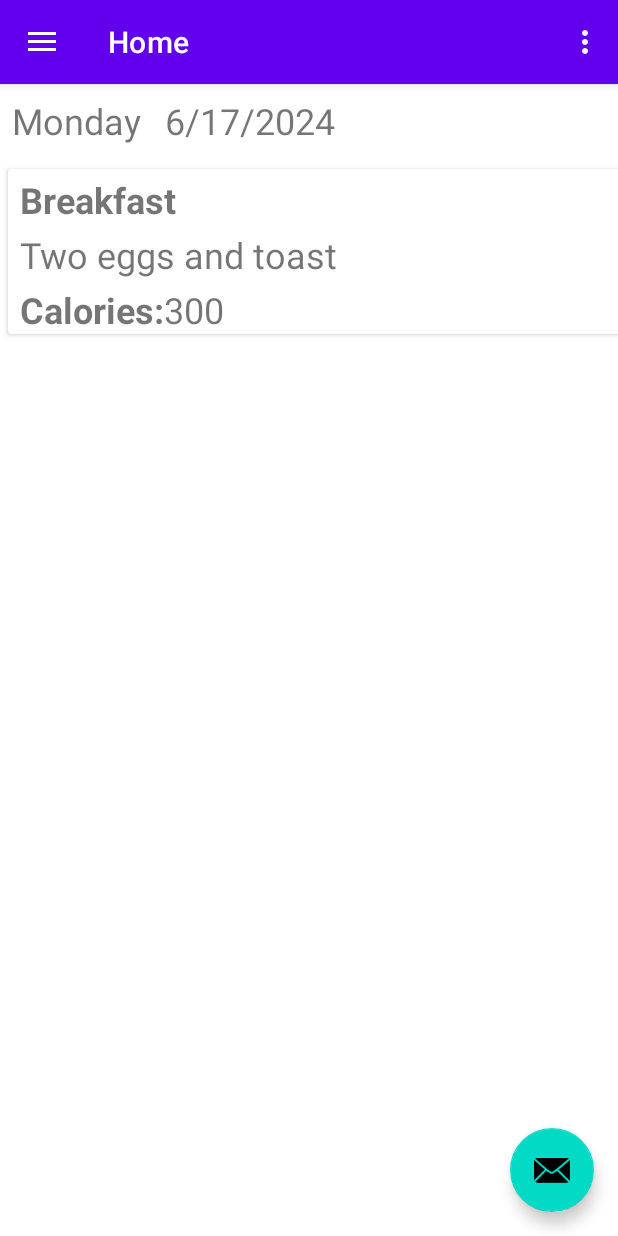
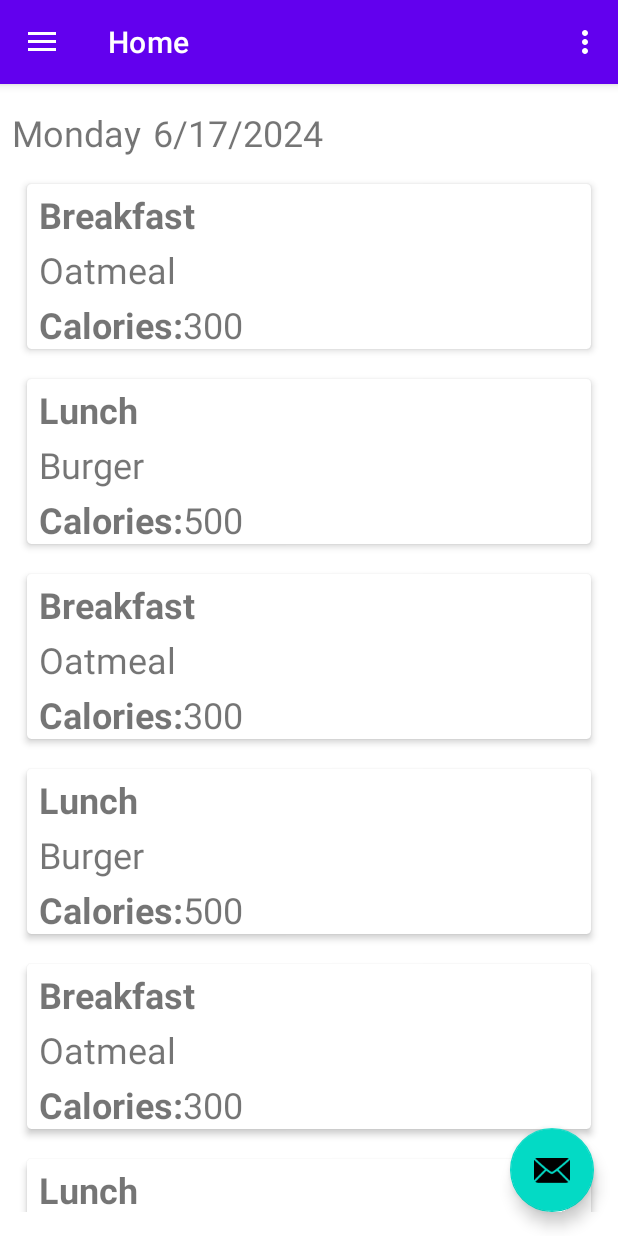
Before and after one commit to Antoshka1171/CalorieCounterApp, an Android app: the screen it shows after launch (MainActivity), on a phone screen of 412 x 824 dp. Run offline under Robolectric (Android 15) with nearby library versions, the phone set to English and light mode, and no system bars; our stand-ins replace navigation-ui.

Commit message:
Multiple cards work

```diff
--- a/app/build.gradle.kts
+++ b/app/build.gradle.kts
@@ -57,6 +57,9 @@ dependencies {
     implementation(libs.androidx.legacy.support.v4)
     implementation(libs.androidx.fragment.ktx)
     implementation(libs.generativeai)
+    implementation(libs.androidx.runtime.android)
+    implementation(libs.androidx.ui.android)
+    implementation(libs.androidx.recyclerview)
     testImplementation(libs.junit)
     androidTestImplementation(libs.androidx.junit)
     androidTestImplementation(libs.androidx.espresso.core)
--- /dev/null
+++ b/app/src/main/java/com/example/caloriecounterapp/MealModel.kt
@@ -0,0 +1,7 @@
+package com.example.caloriecounterapp
+
+class MealModel (_mealType:String = "", _mealDescription : String = "", _mealCalories : Int = 0) {
+    var mealType = _mealType
+    var mealDescription = _mealDescription
+    var mealCalories = _mealCalories
+}
--- a/app/src/main/java/com/example/caloriecounterapp/ui/addmeal/AddMealFragment.kt
+++ b/app/src/main/java/com/example/caloriecounterapp/ui/addmeal/AddMealFragment.kt
@@ -3,19 +3,19 @@ package com.example.caloriecounterapp.ui.addmeal
 import android.app.Activity
 import android.content.Intent
 import android.graphics.Bitmap
-import androidx.fragment.app.viewModels
 import android.os.Bundle
 import android.provider.MediaStore
-import androidx.fragment.app.Fragment
 import android.view.LayoutInflater
 import android.view.View
 import android.view.ViewGroup
-import android.widget.Button
 import android.widget.EditText
 import android.widget.ImageButton
-import android.widget.TextView
+import androidx.fragment.app.Fragment
+import androidx.fragment.app.viewModels
 import androidx.lifecycle.ViewModelProvider
 import androidx.lifecycle.lifecycleScope
+import androidx.navigation.Navigation
+import com.example.caloriecounterapp.MealModel
 import com.example.caloriecounterapp.R
 import com.example.caloriecounterapp.databinding.FragmentAddMealBinding
 import kotlinx.coroutines.CoroutineScope
@@ -23,6 +23,7 @@ import kotlinx.coroutines.Dispatchers
 import kotlinx.coroutines.Job
 import kotlinx.coroutines.launch
 import kotlin.coroutines.CoroutineContext
+
 
 class AddMealFragment : Fragment() , CoroutineScope {
 
@@ -46,10 +47,20 @@ class AddMealFragment : Fragment() , CoroutineScope {
     }
 
     private var job: Job = Job()
+    var mealModel = MealModel()
+
     override val coroutineContext: CoroutineContext
         get() = Dispatchers.Main + job
 
     internal var photoBitmap : Bitmap? = null;
+
+    internal fun savePressed() {
+        val mealType = binding.spinnerMealType.selectedItem
+        println(mealType)
+
+        val controller = Navigation.findNavController(requireActivity(), R.id.nav_host_fragment_content_main)
+        controller.navigateUp()
+    }
 
     override fun onActivityResult(requestCode: Int, resultCode: Int, data: Intent?) {
         super.onActivityResult(requestCode, resultCode, data)
@@ -57,10 +68,11 @@ class AddMealFragment : Fragment() , CoroutineScope {
             photoBitmap = (data.extras?.get("data") as Bitmap)
             lifecycleScope.launch {
                 val result =  aiModel.ProvideCalorieEstimationFromPhoto(photoBitmap!!)
-
                 //binding.textViewResponse.text = result
-                //val numberCal = aiModel.ProvideCalorieEstimationNumber(result)
+                //val numberCal = aiModel.ProvideCalorieEstimationFromPhoto(photoBitmap!!)
                 binding.textViewResponse.text = result.first
+                mealModel.mealDescription = result.first
+                mealModel.mealCalories = result.second
             }
         }
     }
@@ -71,6 +83,9 @@ class AddMealFragment : Fragment() , CoroutineScope {
         container: ViewGroup?,
         savedInstanceState: Bundle?
     ): View {
+
+        //val result = binding.spinnerMealType.getSelectedView().text.toString()
+
         val viewModel =
             ViewModelProvider(this).get(AddMealViewModel::class.java)
 
@@ -92,17 +107,26 @@ class AddMealFragment : Fragment() , CoroutineScope {
 
         descriptionButton.setOnClickListener {
             lifecycleScope.launch {
-                val resultDescription = aiModel.ProvideCalorieEstimation(editText.getText().toString())
+                //val resultDescription = aiModel.ProvideCalorieEstimation(editText.getText().toString())
                 //binding.textViewResponse.text = resultDescription
-                val numberCal: Int? = aiModel.ProvideCalorieEstimationNumber(editText.getText().toString())
-                binding.textViewResponse.text = numberCal.toString()
+
+                mealModel.mealDescription = editText.getText().toString()
+
+                val numberCal: Int? = aiModel.ProvideCalorieEstimationNumber(mealModel.mealDescription)
+                mealModel.mealCalories = numberCal!!
+
+                binding.textViewResponse.text = mealModel.mealCalories.toString()
             }
-
         }
 
+        val saveButton: ImageButton = binding.savemeal
+        saveButton.setOnClickListener(){
+            savePressed()
+        }
 
         return root
     }
+
 
     override fun onDestroyView() {
         super.onDestroyView()
--- a/app/src/main/java/com/example/caloriecounterapp/ui/home/HomeFragment.kt
+++ b/app/src/main/java/com/example/caloriecounterapp/ui/home/HomeFragment.kt
@@ -1,13 +1,16 @@
 package com.example.caloriecounterapp.ui.home
 
+import android.R
 import android.os.Bundle
 import android.view.LayoutInflater
 import android.view.View
 import android.view.ViewGroup
-import android.widget.TextView
 import androidx.fragment.app.Fragment
 import androidx.lifecycle.ViewModelProvider
+import androidx.recyclerview.widget.LinearLayoutManager
+import com.example.caloriecounterapp.MealModel
 import com.example.caloriecounterapp.databinding.FragmentHomeBinding
+
 
 class HomeFragment : Fragment() {
 
@@ -28,12 +31,39 @@ class HomeFragment : Fragment() {
         _binding = FragmentHomeBinding.inflate(inflater, container, false)
         val root: View = binding.root
 
-//        val textView: TextView = binding.textHome
-//        homeViewModel.text.observe(viewLifecycleOwner) {
-//            textView.text = it
-//        }
+        val recyclerViewMeals = binding.recyclerViewMeals
+
+        // Here, we have created new array list and added data to it
+        val mealModelArrayList = ArrayList<MealModel>()
+        mealModelArrayList.add(MealModel("Breakfast", "Oatmeal", 300))
+        mealModelArrayList.add(MealModel("Lunch", "Burger", 500))
+        mealModelArrayList.add(MealModel("Breakfast", "Oatmeal", 300))
+        mealModelArrayList.add(MealModel("Lunch", "Burger", 500))
+        mealModelArrayList.add(MealModel("Breakfast", "Oatmeal", 300))
+        mealModelArrayList.add(MealModel("Lunch", "Burger", 500))
+        mealModelArrayList.add(MealModel("Breakfast", "Oatmeal", 300))
+        mealModelArrayList.add(MealModel("Lunch", "Burger", 500))
+        mealModelArrayList.add(MealModel("Breakfast", "Oatmeal", 300))
+        mealModelArrayList.add(MealModel("Lunch", "Burger", 500))
+        mealModelArrayList.add(MealModel("Breakfast", "Oatmeal", 300))
+        mealModelArrayList.add(MealModel("Lunch", "Burger", 500))
+        mealModelArrayList.add(MealModel("Breakfast", "Oatmeal", 300))
+        mealModelArrayList.add(MealModel("Lunch", "Burger", 500))
+
+        // we are initializing our adapter class and passing our arraylist to it.
+        val mealAdapter  = MealAdapter(inflater.context, mealModelArrayList)
+
+        // below line is for setting a layout manager for our recycler view.
+        // here we are creating vertical list so we will provide orientation as vertical
+        val linearLayoutManager = LinearLayoutManager(inflater.context, LinearLayoutManager.VERTICAL, false)
+
+        // in below two lines we are setting layoutmanager and adapter to our recycler view.
+        recyclerViewMeals.layoutManager = linearLayoutManager
+        recyclerViewMeals.adapter = mealAdapter
+
         return root
     }
+
 
     override fun onDestroyView() {
         super.onDestroyView()
--- a/app/src/main/java/com/example/caloriecounterapp/ui/home/HomeViewModel.kt
+++ b/app/src/main/java/com/example/caloriecounterapp/ui/home/HomeViewModel.kt
@@ -3,11 +3,15 @@ package com.example.caloriecounterapp.ui.home
 import androidx.lifecycle.LiveData
 import androidx.lifecycle.MutableLiveData
 import androidx.lifecycle.ViewModel
+import com.example.caloriecounterapp.MealModel
 
 class HomeViewModel : ViewModel() {
 
     private val _text = MutableLiveData<String>().apply {
         value = "This is home Fragment"
     }
+
     val text: LiveData<String> = _text
+
+    val mealModels = emptyList<MealModel>()
 }
--- /dev/null
+++ b/app/src/main/java/com/example/caloriecounterapp/ui/home/MealAdapter.kt
@@ -0,0 +1,45 @@
+package com.example.caloriecounterapp.ui.home
+
+import android.content.Context
+import android.view.LayoutInflater
+import android.view.View
+import android.view.ViewGroup
+import android.widget.TextView
+import androidx.recyclerview.widget.RecyclerView
+import com.example.caloriecounterapp.MealModel
+import com.example.caloriecounterapp.R
+
+class MealAdapter(private val context: Context, mealModelArrayList: ArrayList<MealModel>) :
+    RecyclerView.Adapter<MealAdapter.ViewHolder>() {
+    private val mealModelArrayList: ArrayList<MealModel>
+    override fun onCreateViewHolder(parent: ViewGroup, viewType: Int): MealAdapter.ViewHolder {
+        // to inflate the layout for each item of recycler view.
+        val view: View = LayoutInflater.from(parent.context).inflate(R.layout.meal_card_layout, parent, false)
+        return ViewHolder(view)
+    }
+
+    override fun onBindViewHolder(holder: MealAdapter.ViewHolder, position: Int) {
+        // to set data to textview and imageview of each card layout
+        val model: MealModel = mealModelArrayList[position]
+        holder.mealType.setText(model.mealType)
+        holder.mealDescription.setText(model.mealDescription)
+        holder.mealCalories.setText(model.mealCalories.toString())
+    }
+
+    override fun getItemCount(): Int {
+        // this method is used for showing number of card items in recycler view.
+        return mealModelArrayList.size
+    }
+
+    // View holder class for initializing of your views such as TextView and Imageview.
+    class ViewHolder(itemView: View) : RecyclerView.ViewHolder(itemView) {
+        val mealType : TextView = itemView.findViewById(R.id.textViewMealName)
+        val mealDescription : TextView = itemView.findViewById(R.id.textViewMealDescription)
+        val mealCalories : TextView = itemView.findViewById(R.id.textViewCalorieCount )
+    }
+
+    // Constructor
+    init {
+        this.mealModelArrayList = mealModelArrayList
+    }
+}
--- a/app/src/main/res/layout/fragment_add_meal.xml
+++ b/app/src/main/res/layout/fragment_add_meal.xml
@@ -83,6 +83,18 @@
             app:layout_constraintStart_toEndOf="@+id/editTextMealDescription"
             app:layout_constraintTop_toBottomOf="@+id/spinnerMealType" />
 
+        <ImageButton
+            android:id="@+id/savemeal"
+            android:layout_width="wrap_content"
+            android:layout_height="71dp"
+            android:layout_marginStart="165dp"
+            android:layout_marginEnd="165dp"
+            android:layout_marginBottom="16dp"
+            android:src="@android:drawable/ic_menu_add"
+            app:layout_constraintBottom_toTopOf="@+id/imageButton"
+            app:layout_constraintEnd_toEndOf="parent"
+            app:layout_constraintStart_toStartOf="parent" />
+
     </androidx.constraintlayout.widget.ConstraintLayout>
 
 </FrameLayout>
--- a/app/src/main/res/layout/fragment_home.xml
+++ b/app/src/main/res/layout/fragment_home.xml
@@ -6,18 +6,12 @@
     android:layout_height="match_parent"
     tools:context=".ui.home.HomeFragment">
 
-    <androidx.constraintlayout.widget.ConstraintLayout
-        android:layout_width="match_parent"
-        android:layout_height="match_parent"
-        tools:layout_editor_absoluteX="16dp"
-        tools:layout_editor_absoluteY="44dp">
-
     <TextView
         android:id="@+id/textViewDayOfWeek"
         android:layout_width="wrap_content"
         android:layout_height="wrap_content"
         android:layout_marginStart="8dp"
-            android:layout_marginTop="8dp"
+        android:layout_marginTop="16dp"
         android:text="@string/monday"
         android:textSize="24sp"
         app:layout_constraintStart_toStartOf="parent"
@@ -27,77 +21,36 @@
         android:id="@+id/testViewDate"
         android:layout_width="wrap_content"
         android:layout_height="wrap_content"
-            android:layout_marginStart="16dp"
-            android:layout_marginTop="8dp"
-            android:textSize="24sp"
-            app:layout_constraintStart_toEndOf="@+id/textViewDayOfWeek"
-            app:layout_constraintTop_toTopOf="parent"
-            android:text="@string/sample_date" />
-
-        <androidx.cardview.widget.CardView
-            android:id="@+id/cardView"
-            android:layout_width="409dp"
-            android:layout_height="wrap_content"
         android:layout_marginStart="8dp"
         android:layout_marginTop="16dp"
+        android:layout_marginEnd="16dp"
+        android:text="@string/sample_date"
+        android:textSize="24sp"
+        app:layout_constraintStart_toEndOf = "@+id/textViewDayOfWeek"
+        app:layout_constraintTop_toTopOf ="parent" />
+
+    <androidx.constraintlayout.widget.ConstraintLayout
+        android:id="@+id/constraintLayout"
+        android:layout_width="match_parent"
+        android:layout_height="0dp"
+        android:layout_marginStart="8dp"
+        android:layout_marginTop="8dp"
+        android:layout_marginEnd="8dp"
+        android:layout_marginBottom="8dp"
+        app:layout_constraintBottom_toBottomOf="parent"
         app:layout_constraintEnd_toEndOf="parent"
         app:layout_constraintStart_toStartOf="parent"
         app:layout_constraintTop_toBottomOf="@+id/testViewDate">
 
-            <androidx.constraintlayout.widget.ConstraintLayout
+        <androidx.recyclerview.widget.RecyclerView
+            android:id="@+id/recyclerViewMeals"
             android:layout_width="match_parent"
-                android:layout_height="match_parent">
-
-                <TextView
-                    android:id="@+id/textViewMealName"
-                    android:layout_width="wrap_content"
-                    android:layout_height="wrap_content"
-                    android:layout_marginStart="8dp"
-                    android:layout_marginTop="4dp"
-                    android:text="@string/meal_name"
-                    android:textSize="24sp"
-                    android:textStyle="bold"
+            android:layout_height="0dp"
+            android:layout_marginBottom="8dp"
+            app:layout_constraintBottom_toBottomOf="parent"
+            app:layout_constraintEnd_toEndOf="parent"
             app:layout_constraintStart_toStartOf="parent"
             app:layout_constraintTop_toTopOf="parent" />
-
-                <TextView
-                    android:id="@+id/textViewMealDescription"
-                    android:layout_width="wrap_content"
-                    android:layout_height="wrap_content"
-                    android:layout_marginStart="8dp"
-                    android:layout_marginTop="4dp"
-                    android:text="@string/meal_description"
-                    android:textSize="24sp"
-                    app:layout_constraintStart_toStartOf="parent"
-                    app:layout_constraintTop_toBottomOf="@+id/textViewMealName" />
-
-                <TextView
-                    android:id="@+id/textViewCalories"
-                    android:layout_width="wrap_content"
-                    android:layout_height="wrap_content"
-                    android:layout_marginStart="8dp"
-                    android:layout_marginTop="4dp"
-                    android:text="@string/label_calories"
-                    android:textSize="24sp"
-                    android:textStyle="bold"
-                    app:layout_constraintStart_toStartOf="parent"
-                    app:layout_constraintTop_toBottomOf="@+id/textViewMealDescription" />
-
-                <TextView
-                    android:id="@+id/textViewCalorieCount"
-                    android:layout_width="wrap_content"
-                    android:layout_height="wrap_content"
-                    android:layout_marginTop="4dp"
-                    android:ems="10"
-                    android:text="@string/calorie_count"
-                    android:textSize="24sp"
-                    app:layout_constraintStart_toEndOf="@+id/textViewCalories"
-                    app:layout_constraintTop_toBottomOf="@+id/textViewMealDescription" />
-
-            </androidx.constraintlayout.widget.ConstraintLayout>
-
-        </androidx.cardview.widget.CardView>
-
     </androidx.constraintlayout.widget.ConstraintLayout>
 
 
--- /dev/null
+++ b/app/src/main/res/layout/meal_card_layout.xml
@@ -0,0 +1,60 @@
+<?xml version="1.0" encoding="utf-8"?>
+<com.google.android.material.card.MaterialCardView xmlns:android="http://schemas.android.com/apk/res/android"
+    xmlns:app="http://schemas.android.com/apk/res-auto"
+    android:layout_width="match_parent"
+    android:layout_height="wrap_content"
+    android:layout_margin="10dp"
+    app:cardCornerRadius="3dp"
+    app:cardElevation="3dp">
+
+    <androidx.constraintlayout.widget.ConstraintLayout
+        android:layout_width="match_parent"
+        android:layout_height="wrap_content">
+
+        <TextView
+            android:id="@+id/textViewMealName"
+            android:layout_width="wrap_content"
+            android:layout_height="wrap_content"
+            android:layout_marginStart="8dp"
+            android:layout_marginTop="4dp"
+            android:text="@string/meal_name"
+            android:textSize="24sp"
+            android:textStyle="bold"
+            app:layout_constraintStart_toStartOf="parent"
+            app:layout_constraintTop_toTopOf="parent" />
+
+        <TextView
+            android:id="@+id/textViewMealDescription"
+            android:layout_width="wrap_content"
+            android:layout_height="wrap_content"
+            android:layout_marginStart="8dp"
+            android:layout_marginTop="4dp"
+            android:text="@string/meal_description"
+            android:textSize="24sp"
+            app:layout_constraintStart_toStartOf="parent"
+            app:layout_constraintTop_toBottomOf="@+id/textViewMealName" />
+
+        <TextView
+            android:id="@+id/textViewCalories"
+            android:layout_width="wrap_content"
+            android:layout_height="wrap_content"
+            android:layout_marginStart="8dp"
+            android:layout_marginTop="4dp"
+            android:text="@string/label_calories"
+            android:textSize="24sp"
+            android:textStyle="bold"
+            app:layout_constraintStart_toStartOf="parent"
+            app:layout_constraintTop_toBottomOf="@+id/textViewMealDescription" />
+
+        <TextView
+            android:id="@+id/textViewCalorieCount"
+            android:layout_width="wrap_content"
+            android:layout_height="wrap_content"
+            android:layout_marginTop="4dp"
+            android:ems="10"
+            android:text="@string/calorie_count"
+            android:textSize="24sp"
+            app:layout_constraintStart_toEndOf="@+id/textViewCalories"
+            app:layout_constraintTop_toBottomOf="@+id/textViewMealDescription" />
+    </androidx.constraintlayout.widget.ConstraintLayout>
+</com.google.android.material.card.MaterialCardView>
--- a/app/src/main/res/navigation/mobile_navigation.xml
+++ b/app/src/main/res/navigation/mobile_navigation.xml
@@ -33,7 +33,14 @@
         android:id="@+id/nav_add_meal"
         android:name="com.example.caloriecounterapp.ui.addmeal.AddMealFragment"
         android:label="fragment_add_meal_select_way"
-        tools:layout="@layout/fragment_add_meal" />
+        tools:layout="@layout/fragment_add_meal" >
+        <action
+            android:id="@+id/action_nav_add_meal_to_nav_home"
+            app:destination="@id/nav_home" />
+        <action
+            android:id="@+id/save_meal"
+            app:destination="@id/nav_home" />
+    </fragment>
     <fragment
         android:id="@+id/permissionsFragment"
         android:name="com.example.caloriecounterapp.ui.photo.PermissionsFragment"
--- a/gradle/libs.versions.toml
+++ b/gradle/libs.versions.toml
@@ -16,6 +16,9 @@ legacySupportV4 = "1.0.0"
 fragmentKtx = "1.5.6"
 generativeai = "0.8.0"
 googleAndroidLibrariesMapsplatformSecretsGradlePlugin = "2.0.1"
+runtimeAndroid = "1.6.8"
+uiAndroid = "1.6.8"
+recyclerview = "1.3.2"
 
 [libraries]
 androidx-core-ktx = { group = "androidx.core", name = "core-ktx", version.ref = "coreKtx" }
@@ -32,6 +35,9 @@ androidx-navigation-ui-ktx = { group = "androidx.navigation", name = "navigation
 androidx-legacy-support-v4 = { group = "androidx.legacy", name = "legacy-support-v4", version.ref = "legacySupportV4" }
 androidx-fragment-ktx = { group = "androidx.fragment", name = "fragment-ktx", version.ref = "fragmentKtx" }
 generativeai = { group = "com.google.ai.client.generativeai", name = "generativeai", version.ref = "generativeai" }
+androidx-runtime-android = { group = "androidx.compose.runtime", name = "runtime-android", version.ref = "runtimeAndroid" }
+androidx-ui-android = { group = "androidx.compose.ui", name = "ui-android", version.ref = "uiAndroid" }
+androidx-recyclerview = { group = "androidx.recyclerview", name = "recyclerview", version.ref = "recyclerview" }
 
 [plugins]
 android-application = { id = "com.android.application", version.ref = "agp" }
```
Lines whose indentation alone changed are shown as unchanged.
